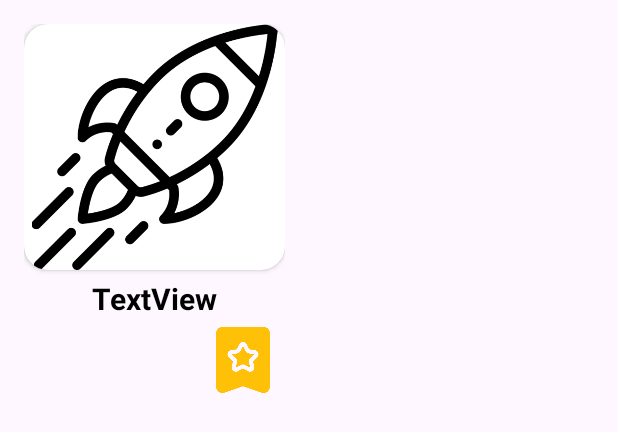
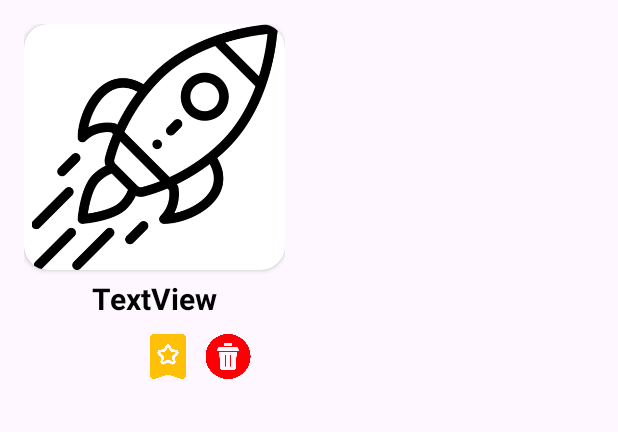
Before and after one commit to ayberktmn/SpaceX, an Android app built with Jetpack Compose: the layout item_rocketfav.xml on its own in the app's theme, with its tools: preview values and no code run, on a phone screen of 412 x 824 dp. Shown: the top 432 px of the screen. Run offline under Robolectric (Android 15) with nearby library versions, the phone set to English and light mode, and no system bars.

Commit message:
rocketfav item uı changed

```diff
--- a/app/src/main/res/layout/item_rocketfav.xml
+++ b/app/src/main/res/layout/item_rocketfav.xml
@@ -43,13 +43,28 @@
             android:textSize="20sp"
             android:textStyle="bold" />
 
-        <ImageView
-            android:id="@+id/imgMark"
-            android:layout_width="56dp"
-            android:layout_height="49dp"
-            android:paddingTop="5dp"
+        <LinearLayout
+            android:layout_width="98dp"
+            android:layout_height="match_parent"
             android:layout_gravity="right"
-            android:src="@drawable/mark" />
+            android:orientation="horizontal">
+
+            <ImageView
+                android:id="@+id/imgMark"
+                android:layout_width="40dp"
+                android:layout_height="40dp"
+                android:layout_gravity="right"
+                android:paddingTop="10dp"
+                android:src="@drawable/mark" />
+
+            <ImageView
+                android:id="@+id/imgDelete"
+                android:layout_width="40dp"
+                android:layout_height="40dp"
+                android:layout_gravity="right"
+                android:paddingTop="10dp"
+                android:src="@drawable/delete" />
+        </LinearLayout>
 
 
     </LinearLayout>
```
Also changed, not shown: app/src/main/res/drawable/delete.png (added).
